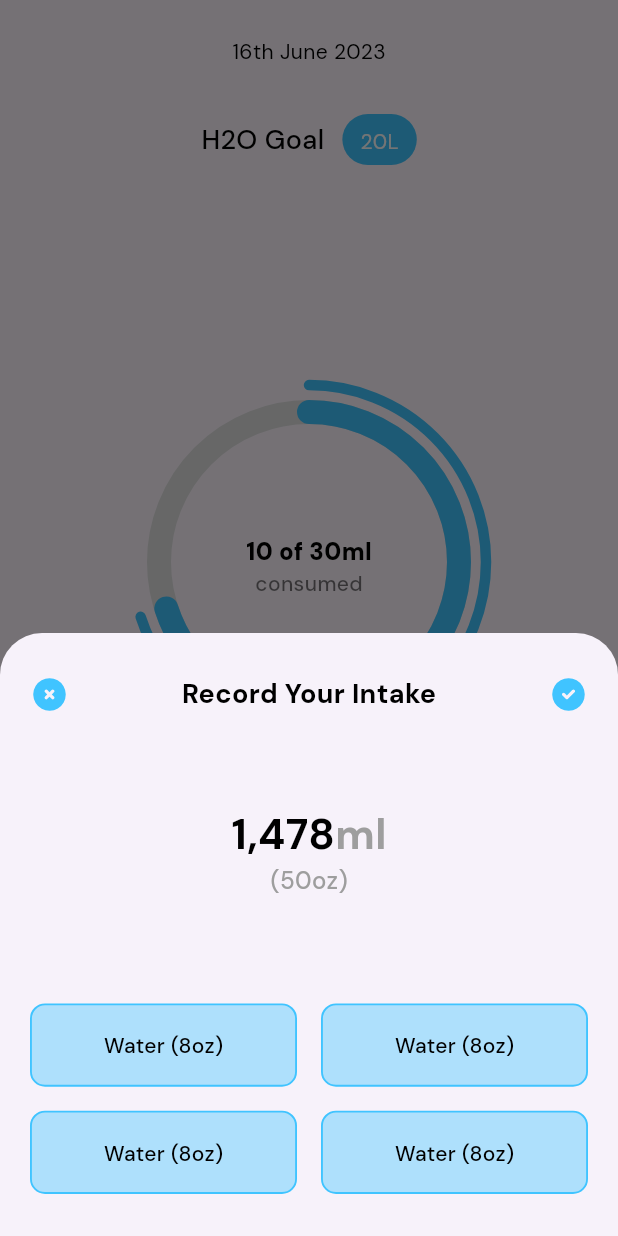
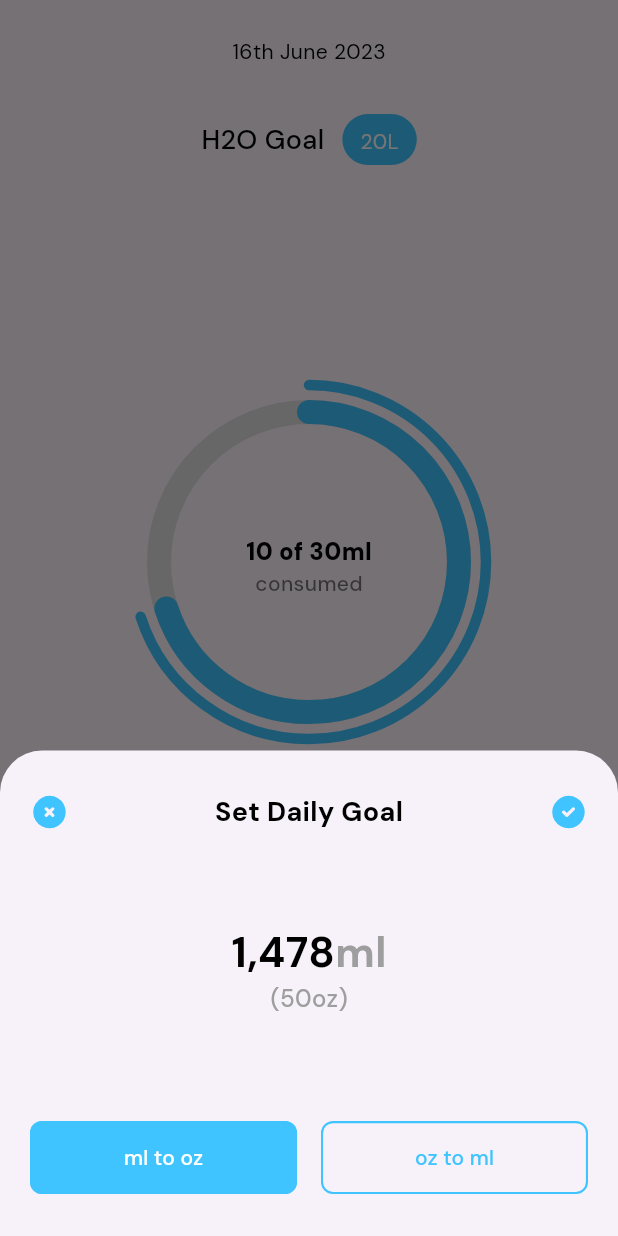
Before and after one commit to devwraithe/water_intake_reminder, a Flutter app: the screen it shows after launch, after a tap on "Water (8oz)", on a phone screen of 412 x 824 dp. Run offline on Flutter 3.47's test engine with Material 3 defaults, Android fonts, the phone set to English and light mode, and no system bars; our stand-ins replace flutter_tabler_icons.

Commit message:
add bottom sheet to set water goal

```diff
--- a/lib/presentation/screens/tabs/home_tab.dart
+++ b/lib/presentation/screens/tabs/home_tab.dart
@@ -5,6 +5,7 @@ import 'package:water_intake_reminder/core/widgets/custom_button.dart';
 import 'package:water_intake_reminder/core/widgets/custom_chip.dart';
 
 import '../../../core/widgets/cup_paint.dart';
+import '../../widgets/metric.dart';
 
 class HomeTab extends StatefulWidget {
   const HomeTab({super.key});
@@ -89,7 +90,7 @@ class _HomeTabState extends State<HomeTab> {
                   const SizedBox(width: 16),
                   Expanded(
                     child: CustomButton(
-                      onPressed: () => _customIntake(),
+                      onPressed: () => _setWaterGoal(),
                     ),
                   ),
                 ],
@@ -197,4 +198,88 @@ class _HomeTabState extends State<HomeTab> {
       },
     );
   }
+
+  // Sheet to set the water goal (first timers)
+  _setWaterGoal() {
+    showModalBottomSheet(
+      context: context,
+      builder: (context) {
+        return Padding(
+          padding: const EdgeInsets.symmetric(
+            horizontal: 20,
+            vertical: 28,
+          ),
+          child: Column(
+            mainAxisSize: MainAxisSize.min,
+            children: [
+              Row(
+                mainAxisAlignment: MainAxisAlignment.spaceBetween,
+                children: [
+                  const Icon(
+                    TablerIcons.circle_x_filled,
+                    color: Colors.lightBlueAccent,
+                    size: 26,
+                  ),
+                  Text(
+                    "Set Daily Goal",
+                    style: TextStyleHelper.hlText(
+                      weight: FontWeight.w700,
+                    ),
+                  ),
+                  const Icon(
+                    TablerIcons.circle_check_filled,
+                    color: Colors.lightBlueAccent,
+                    size: 26,
+                  ),
+                ],
+              ),
+              const SizedBox(height: 60),
+              Row(
+                mainAxisAlignment: MainAxisAlignment.center,
+                children: [
+                  Text(
+                    "1,478",
+                    style: TextStyleHelper.hllText(
+                      weight: FontWeight.w700,
+                    ),
+                  ),
+                  Text(
+                    "ml",
+                    style: TextStyleHelper.hllText(
+                      weight: FontWeight.w700,
+                      color: Colors.grey,
+                    ),
+                  ),
+                ],
+              ),
+              Text(
+                "(50oz)",
+                style: TextStyleHelper.lgText(
+                  weight: FontWeight.w500,
+                  color: Colors.grey,
+                ),
+              ),
+              const SizedBox(height: 70),
+              const Row(
+                mainAxisAlignment: MainAxisAlignment.center,
+                children: [
+                  Metric(
+                    value: "ml to oz",
+                    btnColor: Colors.lightBlueAccent,
+                    textColor: Colors.white,
+                  ),
+                  SizedBox(width: 16),
+                  Metric(
+                    value: "oz to ml",
+                    btnColor: Colors.transparent,
+                    textColor: Colors.lightBlueAccent,
+                  ),
+                ],
+              ),
+            ],
+          ),
+        );
+      },
+    );
+  }
 }
--- a/lib/presentation/screens/tabs/settings_tab.dart
+++ b/lib/presentation/screens/tabs/settings_tab.dart
@@ -1,5 +1,6 @@
 import 'package:flutter/material.dart';
 import 'package:flutter_tabler_icons/flutter_tabler_icons.dart';
+import 'package:water_intake_reminder/presentation/widgets/metric.dart';
 
 import '../../../core/helpers/text_style_helper.dart';
 
@@ -255,19 +256,19 @@ class _SettingsTabState extends State<SettingsTab> {
                 ],
               ),
               const SizedBox(height: 60),
-              Row(
+              const Row(
                 mainAxisAlignment: MainAxisAlignment.center,
                 children: [
-                  _metric(
-                    "ml (oz)",
-                    Colors.lightBlueAccent,
-                    Colors.white,
+                  Metric(
+                    value: "ml (oz)",
+                    btnColor: Colors.lightBlueAccent,
+                    textColor: Colors.white,
                   ),
-                  const SizedBox(width: 16),
-                  _metric(
-                    "oz (ml)",
-                    Colors.transparent,
-                    Colors.lightBlueAccent,
+                  SizedBox(width: 16),
+                  Metric(
+                    value: "oz (ml)",
+                    btnColor: Colors.transparent,
+                    textColor: Colors.lightBlueAccent,
                   ),
                 ],
               ),
@@ -278,37 +279,4 @@ class _SettingsTabState extends State<SettingsTab> {
       },
     );
   }
-
-  _metric(
-    String value,
-    Color btnColor,
-    Color textColor,
-  ) {
-    return Expanded(
-      child: FilledButton(
-        onPressed: () {},
-        style: FilledButton.styleFrom(
-          minimumSize: const Size(
-            double.infinity,
-            48.6,
-          ),
-          shape: RoundedRectangleBorder(
-            borderRadius: BorderRadius.circular(8),
-            side: const BorderSide(
-              color: Colors.lightBlueAccent,
-              width: 1.4,
-            ),
-          ),
-          backgroundColor: btnColor,
-        ),
-        child: Text(
-          value,
-          style: TextStyleHelper.mdText(
-            weight: FontWeight.w500,
-            color: textColor,
-          ),
-        ),
-      ),
-    );
-  }
 }
--- /dev/null
+++ b/lib/presentation/widgets/metric.dart
@@ -0,0 +1,45 @@
+import 'package:flutter/material.dart';
+
+import '../../core/helpers/text_style_helper.dart';
+
+class Metric extends StatelessWidget {
+  const Metric({
+    super.key,
+    required this.value,
+    required this.btnColor,
+    required this.textColor,
+  });
+
+  final String value;
+  final Color btnColor, textColor;
+
+  @override
+  Widget build(BuildContext context) {
+    return Expanded(
+      child: FilledButton(
+        onPressed: () {},
+        style: FilledButton.styleFrom(
+          minimumSize: const Size(
+            double.infinity,
+            48.6,
+          ),
+          shape: RoundedRectangleBorder(
+            borderRadius: BorderRadius.circular(8),
+            side: const BorderSide(
+              color: Colors.lightBlueAccent,
+              width: 1.4,
+            ),
+          ),
+          backgroundColor: btnColor,
+        ),
+        child: Text(
+          value,
+          style: TextStyleHelper.mdText(
+            weight: FontWeight.w500,
+            color: textColor,
+          ),
+        ),
+      ),
+    );
+  }
+}
```
